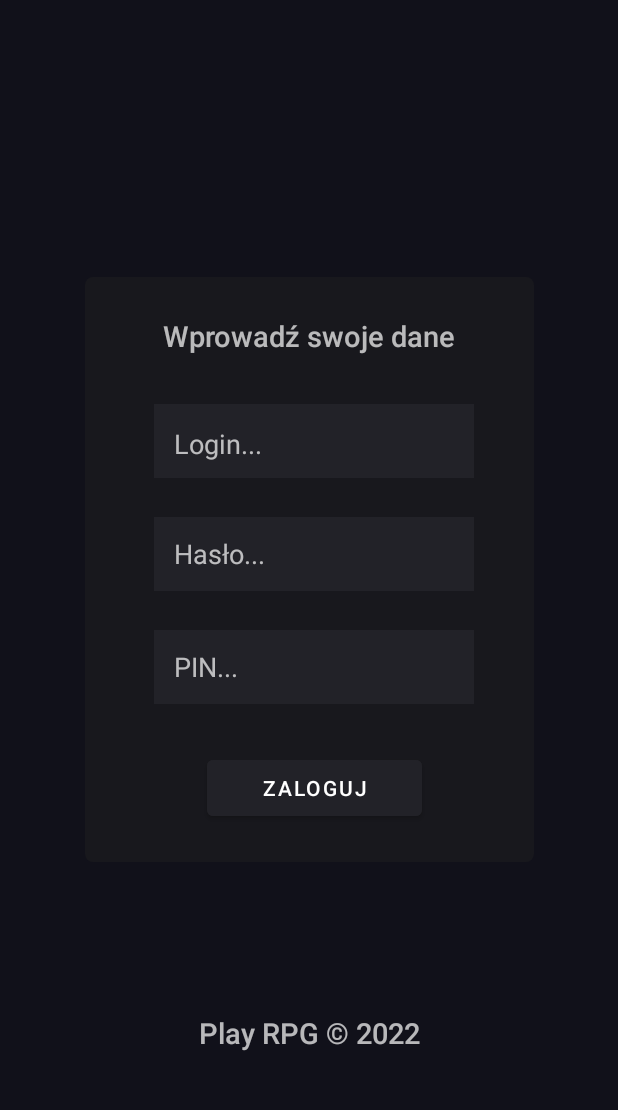
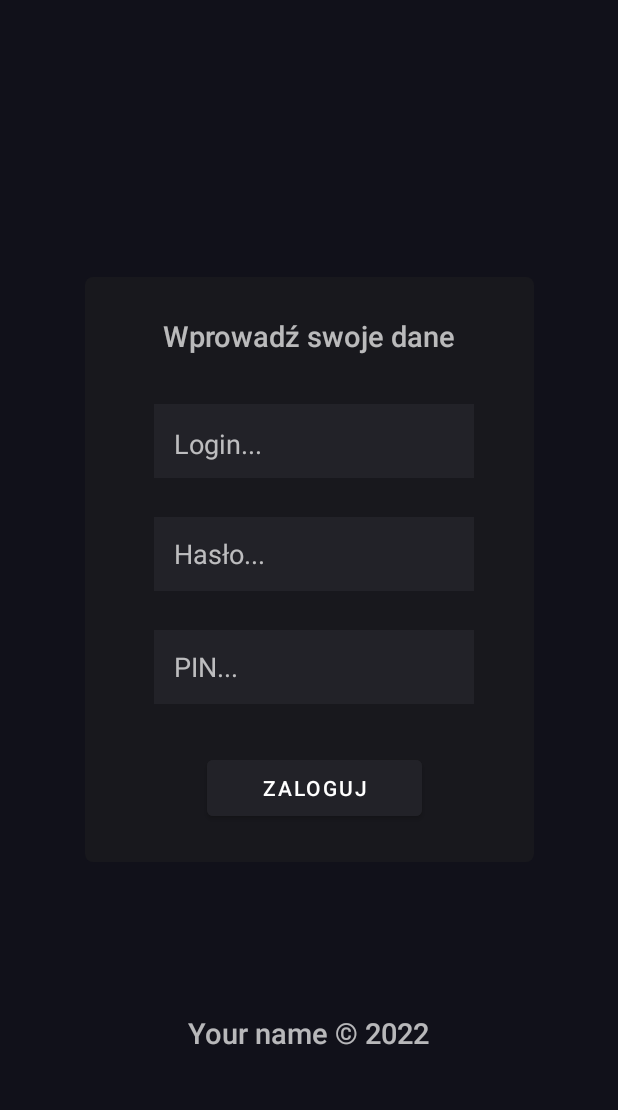
Before and after one commit to FileEX/mobile-app, an Android app: the screen it shows after launch (LoginActivity), on a phone screen of 412 x 824 dp, the part 111-1221 px from its top. Run offline under Robolectric (Android 15) with nearby library versions, the phone set to English and light mode, and no system bars; our stand-ins replace Volley, sdp/ssp sizes; libraries missing offline, so code that uses them is left out: at.favre.lib, com.toxicbakery.bcrypt.

```diff
--- a/app/src/main/java/com/example/playrpgmobile/LoginActivity.kt
+++ b/app/src/main/java/com/example/playrpgmobile/LoginActivity.kt
@@ -46,7 +46,7 @@ class LoginActivity : AppCompatActivity() {
         val copyright = findViewById<TextView>(R.id.textView2);
         val year = Calendar.getInstance().get(Calendar.YEAR);
 
-        copyright.text = "Play RPG © $year";
+        copyright.text = "Your name © $year";
 
         val SharedPref = this.getPreferences(Context.MODE_PRIVATE);
 
```
